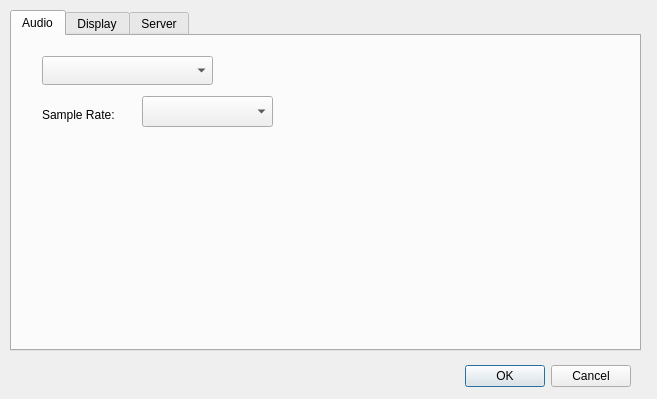
Old version of the form trunk/src/QtRadio/Configure.ui in the repository 8cH9azbsFifZ/ghpsdr3.
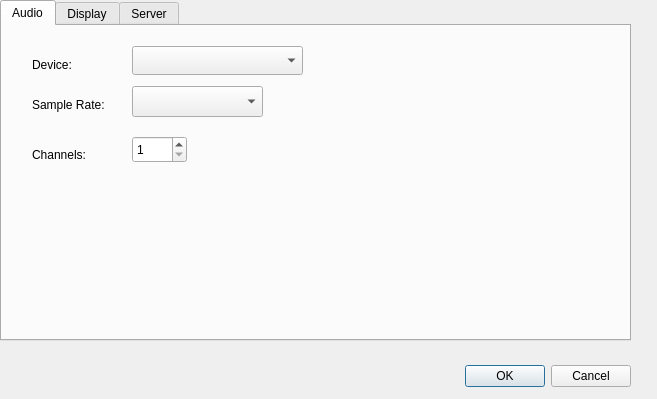
New version of the form.

Commit message: added support for 1 or 2 channels

Diff of the .ui file:
```diff
--- a/trunk/src/QtRadio/Configure.ui
+++ b/trunk/src/QtRadio/Configure.ui
@@ -32,8 +32,8 @@
   <widget class="QTabWidget" name="tabWidget">
    <property name="geometry">
     <rect>
-     <x>10</x>
-     <y>10</y>
+     <x>0</x>
+     <y>0</y>
      <width>631</width>
      <height>341</height>
     </rect>
@@ -48,7 +48,7 @@
     <widget class="QComboBox" name="audioDeviceComboBox">
      <property name="geometry">
       <rect>
-       <x>30</x>
+       <x>130</x>
        <y>20</y>
        <width>171</width>
        <height>29</height>
@@ -78,6 +78,48 @@
       </rect>
      </property>
     </widget>
+    <widget class="QLabel" name="label_9">
+     <property name="geometry">
+      <rect>
+       <x>30</x>
+       <y>120</y>
+       <width>71</width>
+       <height>17</height>
+      </rect>
+     </property>
+     <property name="text">
+      <string>Channels:</string>
+     </property>
+    </widget>
+    <widget class="QLabel" name="label_10">
+     <property name="geometry">
+      <rect>
+       <x>30</x>
+       <y>30</y>
+       <width>62</width>
+       <height>17</height>
+      </rect>
+     </property>
+     <property name="text">
+      <string>Device:</string>
+     </property>
+    </widget>
+    <widget class="QSpinBox" name="audioChannelsSpinBox">
+     <property name="geometry">
+      <rect>
+       <x>130</x>
+       <y>110</y>
+       <width>55</width>
+       <height>27</height>
+      </rect>
+     </property>
+     <property name="minimum">
+      <number>1</number>
+     </property>
+     <property name="maximum">
+      <number>2</number>
+     </property>
+    </widget>
    </widget>
    <widget class="QWidget" name="Display">
     <attribute name="title">
```
The commit also changes 5 other files.
